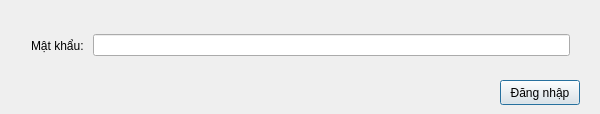
Old version of the form ManageEmployee/DialogFormLoginAdmin.ui in the repository PeZoi/Manage_Employee_App.
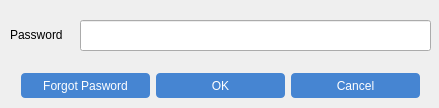
New version of the form. Icons and pictures are not drawn.

The edit to the form file:
```diff
--- a/ManageEmployee/DialogFormLoginAdmin.ui
+++ b/ManageEmployee/DialogFormLoginAdmin.ui
@@ -6,48 +6,142 @@
    <rect>
     <x>0</x>
     <y>0</y>
-    <width>600</width>
-    <height>114</height>
+    <width>439</width>
+    <height>108</height>
    </rect>
   </property>
   <property name="windowTitle">
    <string>DialogFormLoginAdmin</string>
   </property>
-  <widget class="QWidget" name="horizontalLayoutWidget">
+  <widget class="QLabel" name="label">
    <property name="geometry">
     <rect>
-     <x>20</x>
+     <x>10</x>
+     <y>10</y>
+     <width>55</width>
+     <height>49</height>
+    </rect>
+   </property>
+   <property name="text">
+    <string>Password</string>
+   </property>
+  </widget>
+  <widget class="QLineEdit" name="password">
+   <property name="geometry">
+    <rect>
+     <x>80</x>
      <y>20</y>
-     <width>561</width>
+     <width>351</width>
+     <height>31</height>
+    </rect>
+   </property>
+  </widget>
+  <widget class="QWidget" name="verticalLayoutWidget">
+   <property name="geometry">
+    <rect>
+     <x>10</x>
+     <y>60</y>
+     <width>421</width>
      <height>51</height>
     </rect>
    </property>
-   <layout class="QHBoxLayout" name="horizontalLayout">
+   <layout class="QVBoxLayout" name="verticalLayout">
     <item>
-     <widget class="QLabel" name="label">
-      <property name="text">
-       <string>Mật khẩu: </string>
-      </property>
-     </widget>
-    </item>
-    <item>
-     <widget class="QLineEdit" name="password"/>
+     <layout class="QHBoxLayout" name="horizontalLayout">
+      <item>
+       <widget class="QPushButton" name="forgotButton">
+        <property name="styleSheet">
+         <string notr="true">QPushButton {
+	text-align: center;
+	color: #fff;
+	border-radius: 4px;
+	background-color: rgba(70, 133, 210, 1);
+	height: 25px
+}
+
+QPushButton:hover {
+	background-color: rgba(70, 133, 210, 0.7);
+}</string>
+        </property>
+        <property name="text">
+         <string>Forgot Pasword</string>
+        </property>
+        <property name="icon">
+         <iconset>
+          <normaloff>C:/Users/MY PC/Documents/Zalo Received Files/icons/forgot-password.png</normaloff>C:/Users/MY PC/Documents/Zalo Received Files/icons/forgot-password.png</iconset>
+        </property>
+        <property name="iconSize">
+         <size>
+          <width>14</width>
+          <height>14</height>
+         </size>
+        </property>
+       </widget>
+      </item>
+      <item>
+       <widget class="QPushButton" name="login_2">
+        <property name="styleSheet">
+         <string notr="true">QPushButton {
+	text-align: center;
+	color: #fff;
+	border-radius: 4px;
+	background-color: rgba(70, 133, 210, 1);
+	height: 25px
+}
+
+QPushButton:hover {
+	background-color: rgba(70, 133, 210, 0.7);
+}</string>
+        </property>
+        <property name="text">
+         <string>OK</string>
+        </property>
+        <property name="icon">
+         <iconset>
+          <normaloff>C:/Users/MY PC/Documents/Zalo Received Files/icons/check.png</normaloff>C:/Users/MY PC/Documents/Zalo Received Files/icons/check.png</iconset>
+        </property>
+        <property name="iconSize">
+         <size>
+          <width>14</width>
+          <height>14</height>
+         </size>
+        </property>
+       </widget>
+      </item>
+      <item>
+       <widget class="QPushButton" name="cancelButton">
+        <property name="styleSheet">
+         <string notr="true">QPushButton {
+	text-align: center;
+	color: #fff;
+	border-radius: 4px;
+	background-color: rgba(70, 133, 210, 1);
+	height: 25px
+}
+
+QPushButton:hover {
+	background-color: rgba(70, 133, 210, 0.7);
+}</string>
+        </property>
+        <property name="text">
+         <string>Cancel</string>
+        </property>
+        <property name="icon">
+         <iconset>
+          <normaloff>C:/Users/MY PC/Documents/Zalo Received Files/icons/close.png</normaloff>C:/Users/MY PC/Documents/Zalo Received Files/icons/close.png</iconset>
+        </property>
+        <property name="iconSize">
+         <size>
+          <width>12</width>
+          <height>12</height>
+         </size>
+        </property>
+       </widget>
+      </item>
+     </layout>
     </item>
    </layout>
   </widget>
-  <widget class="QPushButton" name="login">
-   <property name="geometry">
-    <rect>
-     <x>500</x>
-     <y>80</y>
-     <width>80</width>
-     <height>25</height>
-    </rect>
-   </property>
-   <property name="text">
-    <string>Đăng nhập</string>
-   </property>
-  </widget>
  </widget>
  <layoutdefault spacing="6" margin="11"/>
  <resources/>
```
